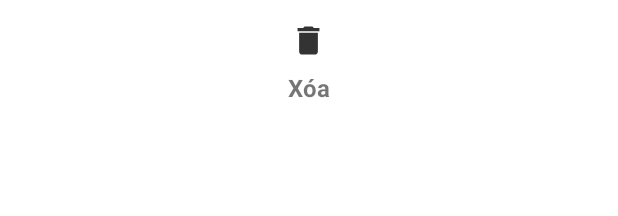
After one commit to VNDaDra/Orecha, an Android app: the layout layout_chat_bottom_sheet.xml on its own in the app's theme, with its tools: preview values and no code run, on a phone screen of 412 x 824 dp. The commit adds this screen. Shown: the top 216 px of the screen. Run offline under Robolectric (Android 15) with nearby library versions, the phone set to English and light mode, and no system bars.

Commit message:
Redesign "messages" collection and update Model class Allow delete single message

```diff
--- a/app/src/main/java/edu/dadra/orecha/Adapter/ContactAdapter.java
+++ b/app/src/main/java/edu/dadra/orecha/Adapter/ContactAdapter.java
@@ -230,7 +230,8 @@ public class ContactAdapter extends FirestoreRecyclerAdapter<Friends, ContactAda
 
     private void confirmDelete(Friends friend) {
         new MaterialAlertDialogBuilder(context, R.style.AlertDialogTheme)
-                .setTitle("Xác nhận")
+                .setTitle("Xóa ?")
+                .setMessage("Xóa cả tin nhắn với người này")
                 .setNegativeButton("Hủy bỏ", new DialogInterface.OnClickListener() {
                     @Override
                     public void onClick(DialogInterface dialog, int which) {
--- a/app/src/main/java/edu/dadra/orecha/Main/ChatListFragment.java
+++ b/app/src/main/java/edu/dadra/orecha/Main/ChatListFragment.java
@@ -27,7 +27,7 @@ import edu.dadra.orecha.R;
 
 public class ChatListFragment extends Fragment {
 
-    private static final String TAG = "ChatListFragment";
+    private final String TAG = "ChatListFragment";
 
     private View chatListFragmentView;
     private RecyclerView chatListRecyclerView;
--- a/app/src/main/java/edu/dadra/orecha/ProfileActivity.java
+++ b/app/src/main/java/edu/dadra/orecha/ProfileActivity.java
@@ -116,8 +116,6 @@ public class ProfileActivity extends AppCompatActivity {
         profileEmail.setText("");
         profilePhone.setText("");
 
-        profileDeclineButton.setVisibility(View.INVISIBLE);
-        profileAcceptButton.setVisibility(View.INVISIBLE);
         profileEditEmailButton.setVisibility(View.INVISIBLE); //User can't change email right now
 
         //Friend view
@@ -219,8 +217,8 @@ public class ProfileActivity extends AppCompatActivity {
         profileDeclineButton.setOnClickListener(new View.OnClickListener() {
             @Override
             public void onClick(View v) {
-                profileDeclineButton.setVisibility(View.INVISIBLE);
-                profileAcceptButton.setVisibility(View.INVISIBLE);
+                profileDeclineButton.setVisibility(View.GONE);
+                profileAcceptButton.setVisibility(View.GONE);
                 if (!currentUserData.getPhotoUrl().equals("")) {
                     Glide.with(getApplicationContext())
                             .load(storage.getReferenceFromUrl(currentUserData.getPhotoUrl()))
--- /dev/null
+++ b/app/src/main/res/drawable-anydpi/delete.xml
@@ -0,0 +1,14 @@
+<vector xmlns:android="http://schemas.android.com/apk/res/android"
+    android:width="24dp"
+    android:height="24dp"
+    android:viewportWidth="28.8"
+    android:viewportHeight="28.8"
+    android:tint="#000000"
+    android:alpha="0.8">
+  <group android:translateX="2.4"
+      android:translateY="2.4">
+      <path
+          android:fillColor="#FF000000"
+          android:pathData="M6,19c0,1.1 0.9,2 2,2h8c1.1,0 2,-0.9 2,-2V7H6v12zM19,4h-3.5l-1,-1h-5l-1,1H5v2h14V4z"/>
+  </group>
+</vector>
--- a/app/src/main/res/layout/activity_main.xml
+++ b/app/src/main/res/layout/activity_main.xml
@@ -51,6 +51,7 @@
                 android:layout_width="match_parent"
                 android:layout_height="wrap_content"
                 android:layout_gravity="bottom"
+                app:itemIconSize="32dp"
                 app:labelVisibilityMode="selected"
                 app:menu="@menu/main_menu"/>
         </FrameLayout>
--- a/app/src/main/res/layout/activity_profile.xml
+++ b/app/src/main/res/layout/activity_profile.xml
@@ -48,6 +48,7 @@
                 android:layout_height="40dp"
                 android:layout_marginEnd="50dp"
                 android:src="@drawable/clear"
+                android:visibility="gone"
                 android:background="?android:selectableItemBackground"
                 android:contentDescription="@string/accept" />
             <ImageButton
@@ -55,6 +56,7 @@
                 android:layout_width="40dp"
                 android:layout_height="40dp"
                 android:src="@drawable/done"
+                android:visibility="gone"
                 android:background="?android:selectableItemBackground"
                 android:contentDescription="@string/decline" />
         </LinearLayout>
--- /dev/null
+++ b/app/src/main/res/layout/layout_chat_bottom_sheet.xml
@@ -0,0 +1,35 @@
+<?xml version="1.0" encoding="utf-8"?>
+<LinearLayout
+    xmlns:android="http://schemas.android.com/apk/res/android"
+    xmlns:app="http://schemas.android.com/apk/res-auto"
+    app:layout_behavior="android.support.design.widget.BottomSheetBehavior"
+    android:orientation="horizontal"
+    android:layout_width="match_parent"
+    android:layout_height="wrap_content">
+
+    <LinearLayout
+        android:id="@+id/chat_delete_message"
+        android:layout_width="match_parent"
+        android:layout_height="wrap_content"
+        android:clickable="true"
+        android:focusable="true"
+        android:orientation="vertical"
+        android:foreground="?android:attr/selectableItemBackground"
+        android:padding="12dp">
+
+        <ImageView
+            android:layout_width="30dp"
+            android:layout_height="30dp"
+            android:layout_gravity="center"
+            android:layout_marginBottom="5dp"
+            android:src="@drawable/delete"/>
+        <TextView
+            android:layout_width="wrap_content"
+            android:layout_height="wrap_content"
+            android:layout_gravity="center"
+            android:textSize="16sp"
+            android:textStyle="bold"
+            android:text="@string/delete"/>
+    </LinearLayout>
+
+</LinearLayout>
--- a/app/src/main/res/menu/main_menu.xml
+++ b/app/src/main/res/menu/main_menu.xml
@@ -5,11 +5,7 @@
         android:icon="@drawable/mail"
         android:title="@string/chat" />
     <item
-        android:id="@+id/navigation_sms"
-        android:icon="@drawable/phone"
-        android:title="@string/group" />
-    <item
-        android:id="@+id/navigation_notifications"
+        android:id="@+id/navigation_contact"
         android:icon="@drawable/person_icon"
         android:title="@string/contact" />
 </menu>
--- a/app/src/main/res/values/dimens.xml
+++ b/app/src/main/res/values/dimens.xml
@@ -1,3 +1,3 @@
-<resources>
-    <!-- Default screen margins, per the Android Design guidelines. -->
+<resources xmlns:tools="http://schemas.android.com/tools">
+    <dimen name="design_bottom_navigation_height" tools:override="true">60dp</dimen>
 </resources>
--- a/app/src/main/res/values/strings.xml
+++ b/app/src/main/res/values/strings.xml
@@ -31,4 +31,5 @@
     <string name="chat">Chat</string>
     <string name="group">Nhóm</string>
     <string name="preview">Xem trước</string>
+    <string name="delete">Xóa</string>
 </resources>
```
Also changed, not shown: app/src/main/java/edu/dadra/orecha/Adapter/ChatAdapter.java (+44 -0 lines), app/src/main/java/edu/dadra/orecha/Adapter/ChatListAdapter.java (+11 -4 lines), app/src/main/java/edu/dadra/orecha/ChatActivity.java (+18 -7 lines), app/src/main/java/edu/dadra/orecha/MainActivity.java (+1 -7 lines), app/src/main/java/edu/dadra/orecha/Model/Message.java (+21 -1 lines), app/src/main/res/drawable-hdpi/delete.png (added), app/src/main/res/drawable-mdpi/delete.png (added), app/src/main/res/drawable-xhdpi/delete.png (added), app/src/main/res/drawable-xxhdpi/delete.png (added).
